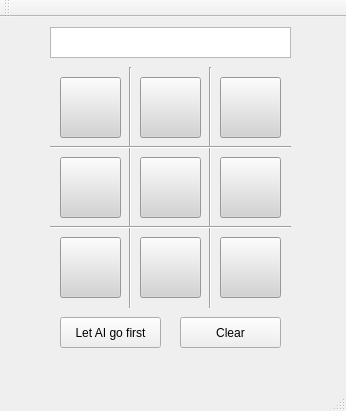
This is mainwindow.ui in Chen-Py/Tictactoe as Qt 5 draws it before an edit. The edited form follows.
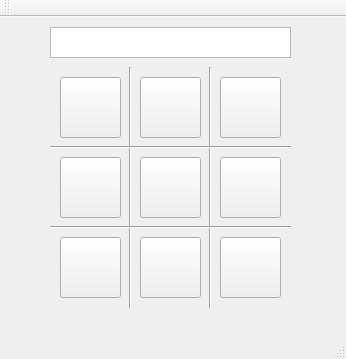
This is the edited form.

Patch:
```diff
--- a/mainwindow.ui
+++ b/mainwindow.ui
@@ -7,7 +7,7 @@
     <x>0</x>
     <y>0</y>
     <width>346</width>
-    <height>411</height>
+    <height>359</height>
    </rect>
   </property>
   <property name="windowTitle">
@@ -23,12 +23,6 @@
       <height>61</height>
      </rect>
     </property>
-    <property name="autoFillBackground">
-     <bool>false</bool>
-    </property>
-    <property name="styleSheet">
-     <string notr="true">background-color: rgb(211, 211, 211);</string>
-    </property>
     <property name="text">
      <string/>
     </property>
@@ -42,9 +36,6 @@
       <height>61</height>
      </rect>
     </property>
-    <property name="styleSheet">
-     <string notr="true">background-color: rgb(211, 211, 211);</string>
-    </property>
     <property name="text">
      <string/>
     </property>
@@ -58,9 +49,6 @@
       <height>61</height>
      </rect>
     </property>
-    <property name="styleSheet">
-     <string notr="true">background-color: rgb(211, 211, 211);</string>
-    </property>
     <property name="text">
      <string/>
     </property>
@@ -87,9 +75,6 @@
       <height>61</height>
      </rect>
     </property>
-    <property name="styleSheet">
-     <string notr="true">background-color: rgb(211, 211, 211);</string>
-    </property>
     <property name="text">
      <string/>
     </property>
@@ -103,9 +88,6 @@
       <height>61</height>
      </rect>
     </property>
-    <property name="styleSheet">
-     <string notr="true">background-color: rgb(211, 211, 211);</string>
-    </property>
     <property name="text">
      <string/>
     </property>
@@ -119,9 +101,6 @@
       <height>61</height>
      </rect>
     </property>
-    <property name="styleSheet">
-     <string notr="true">background-color: rgb(211, 211, 211);</string>
-    </property>
     <property name="text">
      <string/>
     </property>
@@ -135,9 +114,6 @@
       <height>61</height>
      </rect>
     </property>
-    <property name="styleSheet">
-     <string notr="true">background-color: rgb(211, 211, 211);</string>
-    </property>
     <property name="text">
      <string/>
     </property>
@@ -151,9 +127,6 @@
       <height>61</height>
      </rect>
     </property>
-    <property name="styleSheet">
-     <string notr="true">background-color: rgb(211, 211, 211);</string>
-    </property>
     <property name="text">
      <string/>
     </property>
@@ -167,9 +140,6 @@
       <height>61</height>
      </rect>
     </property>
-    <property name="styleSheet">
-     <string notr="true">background-color: rgb(211, 211, 211);</string>
-    </property>
     <property name="text">
      <string/>
     </property>
@@ -223,32 +193,6 @@
      </rect>
     </property>
    </widget>
-   <widget class="QPushButton" name="pushButton_10">
-    <property name="geometry">
-     <rect>
-      <x>60</x>
-      <y>300</y>
-      <width>101</width>
-      <height>31</height>
-     </rect>
-    </property>
-    <property name="text">
-     <string>Let AI go first</string>
-    </property>
-   </widget>
-   <widget class="QPushButton" name="pushButton_11">
-    <property name="geometry">
-     <rect>
-      <x>180</x>
-      <y>300</y>
-      <width>101</width>
-      <height>31</height>
-     </rect>
-    </property>
-    <property name="text">
-     <string>Clear</string>
-    </property>
-   </widget>
   </widget>
   <widget class="QMenuBar" name="menuBar">
    <property name="geometry">
```
Left out of the diff: 2 changed lines with no effect on the pictures.
